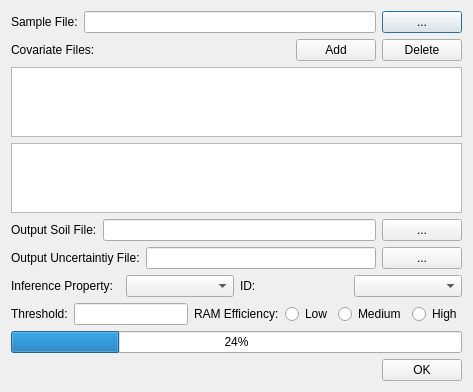
The window that soilinferencefromsamples.ui (lreis2415/iSoLIM) describes before a commit, drawn with Qt 5.
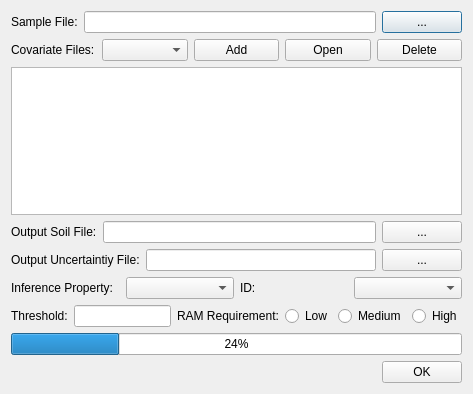
The same window after the commit.

Diff of the .ui file:
```diff
--- a/soilinferencefromsamples.ui
+++ b/soilinferencefromsamples.ui
@@ -7,7 +7,7 @@
     <x>0</x>
     <y>0</y>
     <width>473</width>
-    <height>372</height>
+    <height>394</height>
    </rect>
   </property>
   <property name="windowTitle">
@@ -45,20 +45,7 @@
       </widget>
      </item>
      <item>
-      <spacer name="horizontalSpacer">
-       <property name="orientation">
-        <enum>Qt::Horizontal</enum>
-       </property>
-       <property name="sizeType">
-        <enum>QSizePolicy::Expanding</enum>
-       </property>
-       <property name="sizeHint" stdset="0">
-        <size>
-         <width>40</width>
-         <height>20</height>
-        </size>
-       </property>
-      </spacer>
+      <widget class="QComboBox" name="Layers_comboBox"/>
      </item>
      <item>
       <widget class="QPushButton" name="CovariateFileRead_btn">
@@ -67,6 +54,13 @@
        </property>
       </widget>
      </item>
+     <item>
+      <widget class="QPushButton" name="CovariateFileNew_btn">
+       <property name="text">
+        <string>Open</string>
+       </property>
+      </widget>
+     </item>
      <item>
       <widget class="QPushButton" name="CovariateFileDelete_btn">
        <property name="text">
@@ -76,9 +70,6 @@
      </item>
     </layout>
    </item>
-   <item>
-    <widget class="QListWidget" name="CovariateFiles_listWidget"/>
-   </item>
    <item>
     <widget class="QTableWidget" name="CovariateFiles_tableWidget"/>
    </item>
@@ -177,7 +168,7 @@
        <item>
         <widget class="QLabel" name="label_4">
          <property name="text">
-          <string>RAM Efficiency:</string>
+          <string>RAM Requirement:</string>
          </property>
         </widget>
        </item>
```
